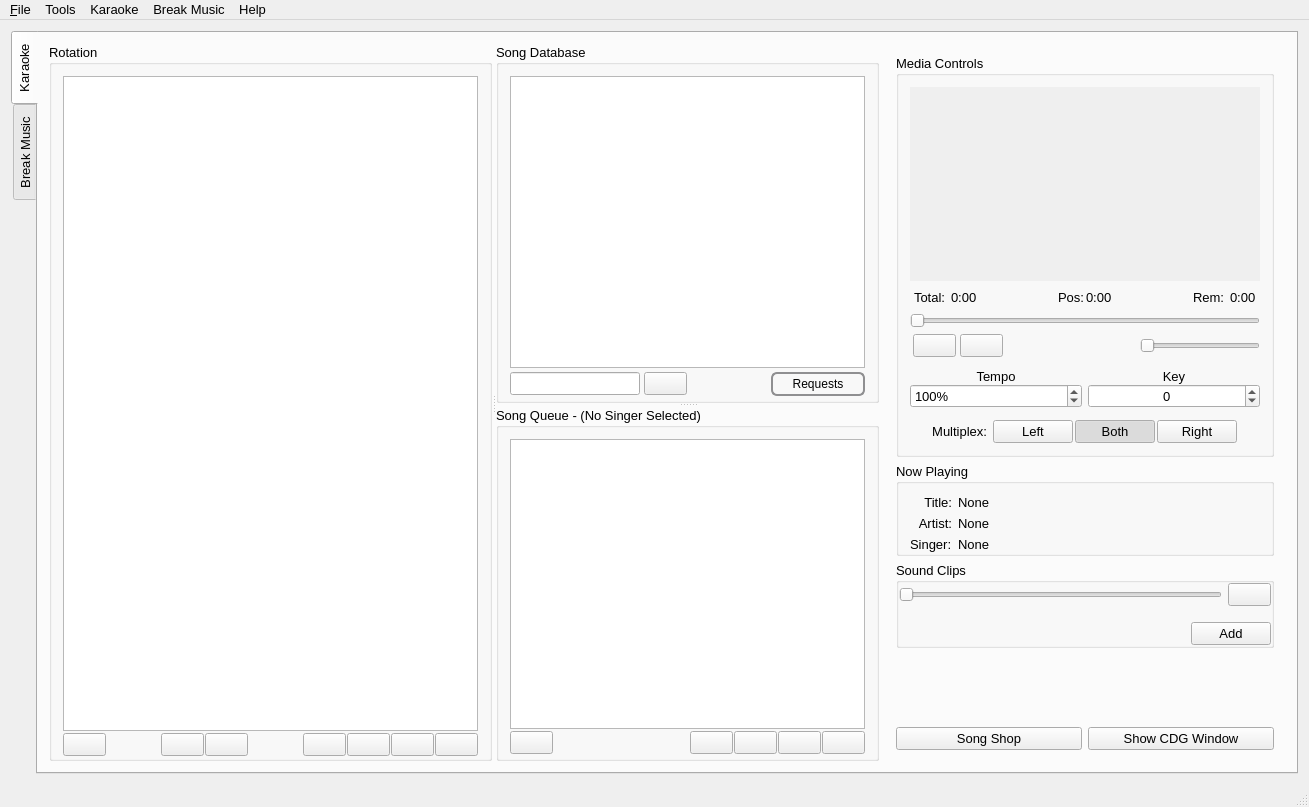
Old version of the form OpenKJ/mainwindow.ui in the repository OpenKJ/OpenKJ.
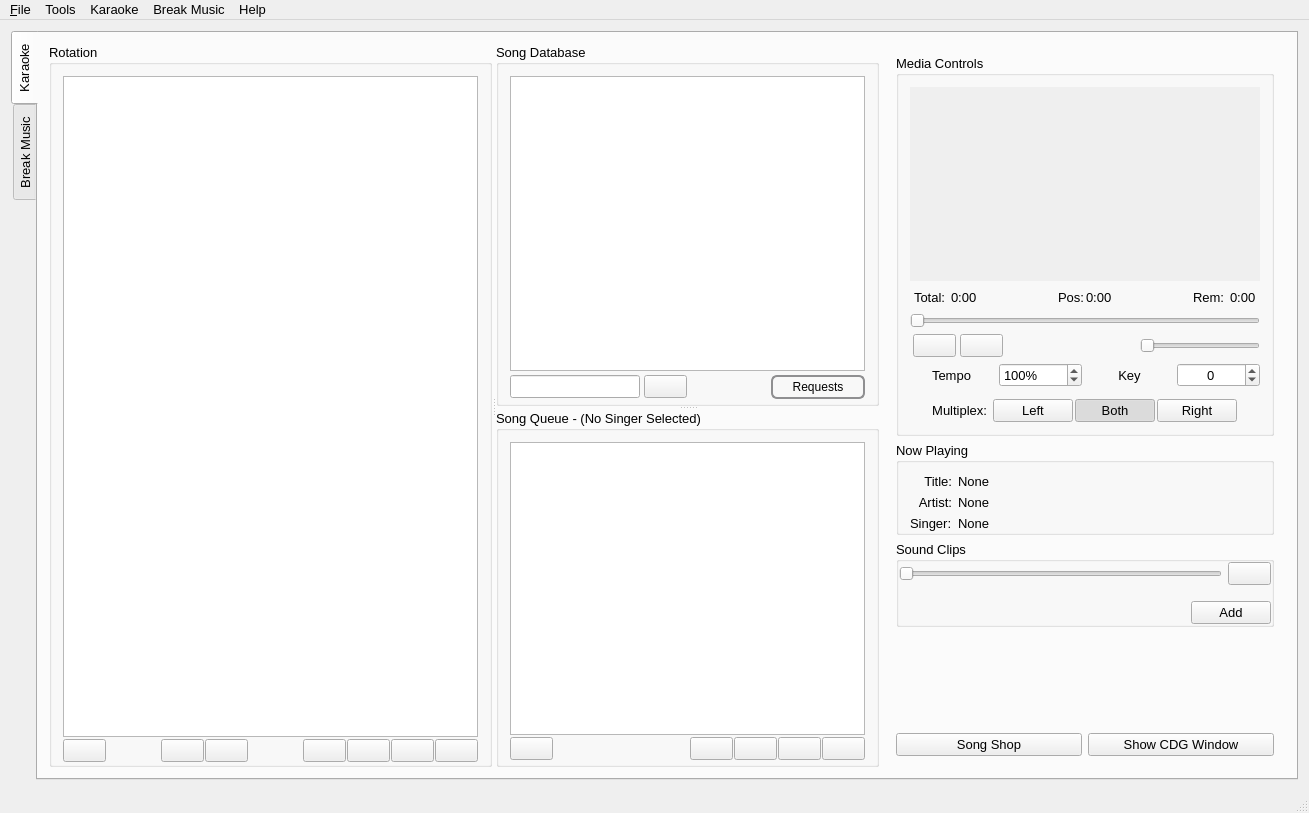
New version of the form. Icons and pictures are not drawn. Custom widgets are drawn as their Qt base class.

Commit message: Trim down media controls a bit for lower vertical resolutions

The edit to the form file:
```diff
--- a/OpenKJ/mainwindow.ui
+++ b/OpenKJ/mainwindow.ui
@@ -7,7 +7,7 @@
     <x>0</x>
     <y>0</y>
     <width>1309</width>
-    <height>807</height>
+    <height>813</height>
    </rect>
   </property>
   <property name="sizePolicy">
@@ -1308,7 +1308,7 @@
               <item>
                <layout class="QGridLayout" name="gridLayout_2">
                 <property name="topMargin">
-                 <number>6</number>
+                 <number>0</number>
                 </property>
                 <property name="rightMargin">
                  <number>0</number>
@@ -1316,46 +1316,7 @@
                 <property name="verticalSpacing">
                  <number>0</number>
                 </property>
-                <item row="1" column="0">
-                 <widget class="QSpinBox" name="spinBoxTempo">
-                  <property name="buttonSymbols">
-                   <enum>QAbstractSpinBox::UpDownArrows</enum>
-                  </property>
-                  <property name="suffix">
-                   <string>%</string>
-                  </property>
-                  <property name="prefix">
-                   <string/>
-                  </property>
-                  <property name="maximum">
-                   <number>200</number>
-                  </property>
-                  <property name="value">
-                   <number>100</number>
-                  </property>
-                 </widget>
-                </item>
-                <item row="0" column="0">
-                 <widget class="QLabel" name="lblTempo">
-                  <property name="text">
-                   <string>Tempo</string>
-                  </property>
-                  <property name="alignment">
-                   <set>Qt::AlignCenter</set>
-                  </property>
-                 </widget>
-                </item>
-                <item row="0" column="1">
-                 <widget class="QLabel" name="lblKey">
-                  <property name="text">
-                   <string>Key</string>
-                  </property>
-                  <property name="alignment">
-                   <set>Qt::AlignCenter</set>
-                  </property>
-                 </widget>
-                </item>
-                <item row="1" column="1">
+                <item row="1" column="3">
                  <widget class="QSpinBox" name="spinBoxKey">
                   <property name="minimumSize">
                    <size>
@@ -1392,6 +1353,45 @@
                   </property>
                  </widget>
                 </item>
+                <item row="1" column="1">
+                 <widget class="QSpinBox" name="spinBoxTempo">
+                  <property name="buttonSymbols">
+                   <enum>QAbstractSpinBox::UpDownArrows</enum>
+                  </property>
+                  <property name="suffix">
+                   <string>%</string>
+                  </property>
+                  <property name="prefix">
+                   <string/>
+                  </property>
+                  <property name="maximum">
+                   <number>200</number>
+                  </property>
+                  <property name="value">
+                   <number>100</number>
+                  </property>
+                 </widget>
+                </item>
+                <item row="1" column="0">
+                 <widget class="QLabel" name="lblTempo">
+                  <property name="text">
+                   <string>Tempo</string>
+                  </property>
+                  <property name="alignment">
+                   <set>Qt::AlignCenter</set>
+                  </property>
+                 </widget>
+                </item>
+                <item row="1" column="2">
+                 <widget class="QLabel" name="lblKey">
+                  <property name="text">
+                   <string>Key</string>
+                  </property>
+                  <property name="alignment">
+                   <set>Qt::AlignCenter</set>
+                  </property>
+                 </widget>
+                </item>
                </layout>
               </item>
               <item>
```
Left out of the diff: 6 changed lines with no effect on the pictures. The commit also changes 7 other files.
